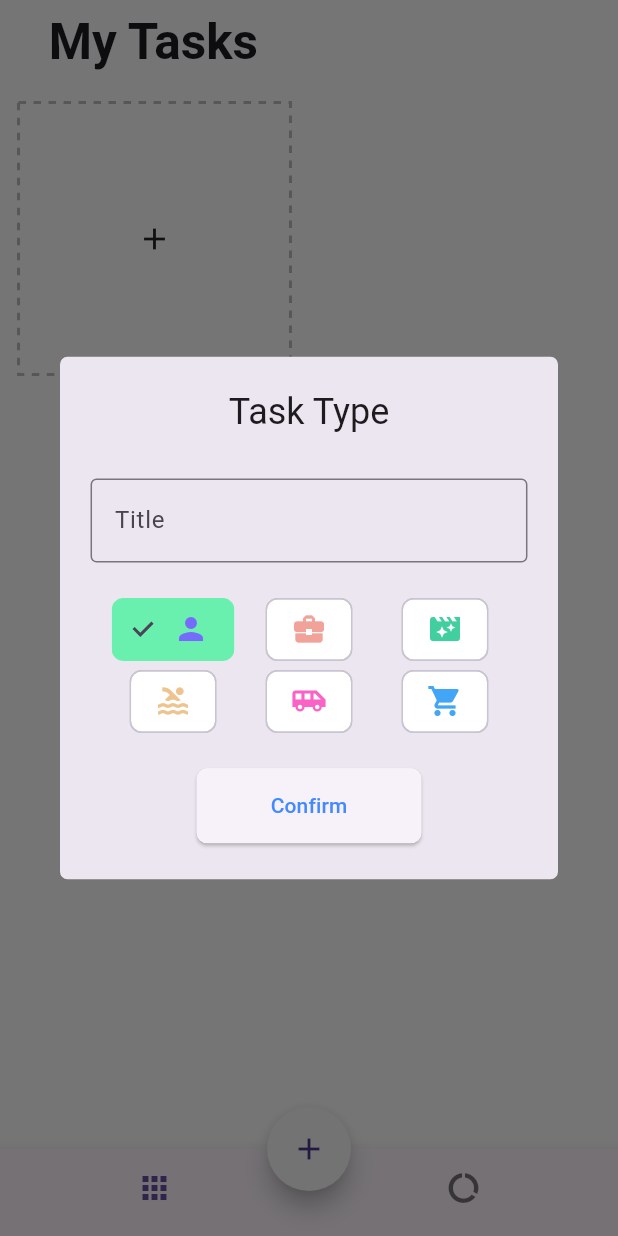
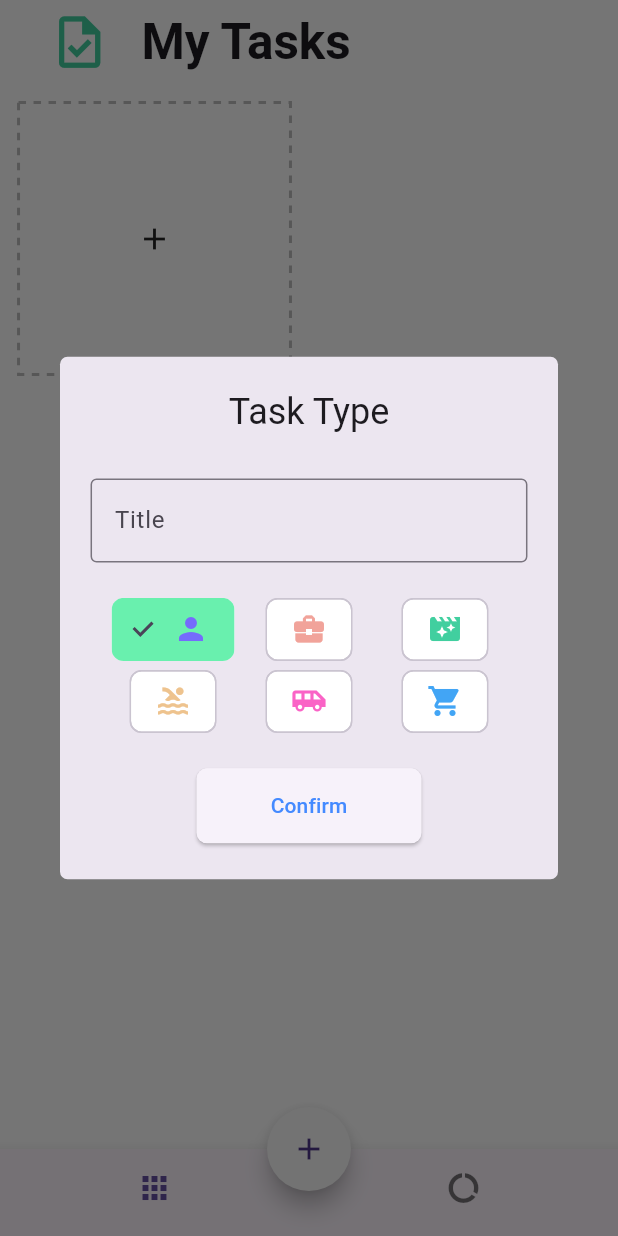
Before and after one commit to otmane-elb/To-Do-Getx, a Flutter app: the screen it shows after launch, after a tap on the "add" icon, on a phone screen of 412 x 824 dp. Run offline on Flutter 3.47's test engine with Material 3 defaults, Android fonts, the phone set to English and light mode, and no system bars; drawn by our look-alikes of dotted_border; our stand-ins replace equatable, flutter_easyloading, get, get_storage, step_progress_indicator.

Commit message:
minor updates

```diff
--- a/lib/app/modules/details/details_view.dart
+++ b/lib/app/modules/details/details_view.dart
@@ -111,10 +111,10 @@ class DetailPage extends StatelessWidget {
                   controller: homectrl.editController,
                   autofocus: true,
                   decoration: InputDecoration(
-                    border: UnderlineInputBorder(
+                    border: const UnderlineInputBorder(
                       borderSide: BorderSide(color: Colors.grey),
                     ),
-                    prefixIcon: Icon(
+                    prefixIcon: const Icon(
                       Icons.check_box_outline_blank_outlined,
                       color: Colors.grey,
                     ),
@@ -131,7 +131,7 @@ class DetailPage extends StatelessWidget {
                           homectrl.editController.clear();
                         }
                       },
-                      icon: Icon(Icons.done),
+                      icon: const Icon(Icons.done),
                     ),
                   ),
                   validator: (value) {
--- a/lib/app/modules/details/widgets/doing_list.dart
+++ b/lib/app/modules/details/widgets/doing_list.dart
@@ -30,7 +30,7 @@ class DoingList extends StatelessWidget {
             )
           : ListView(
               shrinkWrap: true,
-              physics: ClampingScrollPhysics(),
+              physics: const ClampingScrollPhysics(),
               children: [
                 ...homeCtrl.doingtodos
                     .map((element) => Padding(
--- a/lib/app/modules/home/home_view.dart
+++ b/lib/app/modules/home/home_view.dart
@@ -24,11 +24,23 @@ class HomePage extends GetView<HomeController> {
         title: Obx(
           () => Padding(
               padding: EdgeInsets.all(4.0.wp),
-              child: controller.tabIndex == 0
-                  ? Text(
-                      "My Tasks",
-                      style: TextStyle(
-                          fontSize: 24.0.sp, fontWeight: FontWeight.bold),
+              child: controller.tabIndex.value == 0
+                  ? Row(
+                      children: [
+                        Icon(
+                          Icons.task_outlined,
+                          size: 10.0.wp,
+                          color: green,
+                        ),
+                        SizedBox(
+                          width: 5.0.wp,
+                        ),
+                        Text(
+                          "My Tasks",
+                          style: TextStyle(
+                              fontSize: 24.0.sp, fontWeight: FontWeight.bold),
+                        ),
+                      ],
                     )
                   : Row(
                       children: [
--- a/lib/app/modules/report/report_view.dart
+++ b/lib/app/modules/report/report_view.dart
@@ -32,17 +32,21 @@ class ReportPage extends StatelessWidget {
                       color: Colors.grey),
                 ),
               ),
-              Divider(),
+              const Divider(),
               SizedBox(
                 height: 3.0.hp,
               ),
-              Row(
-                mainAxisAlignment: MainAxisAlignment.spaceBetween,
-                children: [
-                  _buildStatus(Colors.orange, liveTasks, "Live Tasks"),
-                  _buildStatus(Colors.green, completedTasks, "Completed Tasks"),
-                  _buildStatus(Colors.blue, totalTasks, "All Tasks"),
-                ],
+              Padding(
+                padding: EdgeInsets.only(right: 5.0.wp),
+                child: Row(
+                  mainAxisAlignment: MainAxisAlignment.spaceBetween,
+                  children: [
+                    _buildStatus(Colors.orange, liveTasks, "Live Tasks"),
+                    _buildStatus(
+                        Colors.green, completedTasks, "Completed Tasks"),
+                    _buildStatus(Colors.blue, totalTasks, "All Tasks"),
+                  ],
+                ),
               ),
               SizedBox(
                 height: 5.0.hp,
```
Also changed, not shown: lib/app/modules/details/widgets/done_list.dart (+4 -4 lines), pubspec.lock, 8 other files.
